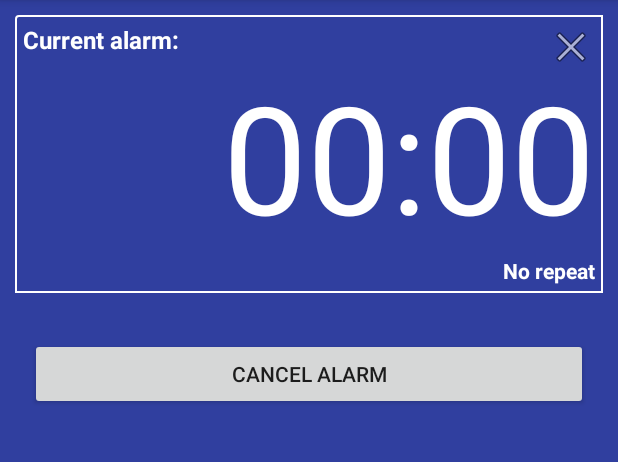
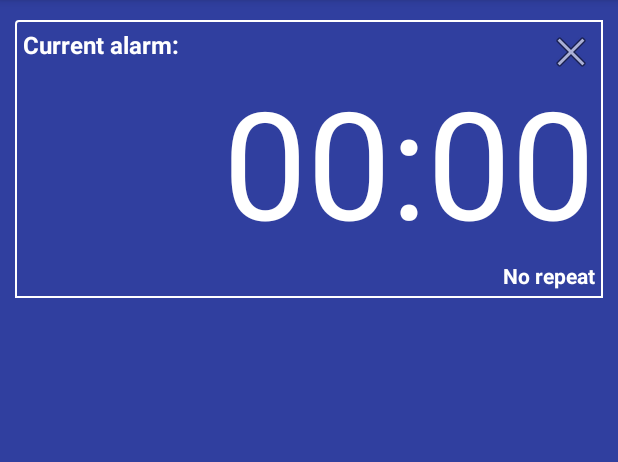
Before and after one commit to petardan/test2703, an Android app: the Alarm screen opened directly, with no data from a screen before it, after a tap on "SET ALARM", on a phone screen of 412 x 824 dp, the part 84-546 px from its top. Run offline under Robolectric (Android 15) with nearby library versions, the phone set to English and light mode, and no system bars; network calls fail; 2 other taps on this screen came first.

```diff
--- a/app/src/main/AndroidManifest.xml
+++ b/app/src/main/AndroidManifest.xml
@@ -34,7 +34,7 @@
 
         <receiver android:name=".AlarmReceiver" />
 
-        <activity android:name=".Alarm2" />
+        <activity android:name=".Alarm" />
         <activity android:name=".YouTube" />
     </application>
 
--- a/app/src/main/java/com/kanal77/kanal77/Alarm2.java
+++ b/app/src/main/java/com/kanal77/kanal77/Alarm.java
@@ -11,6 +11,7 @@ import android.support.v7.app.AppCompatActivity;
 import android.os.Bundle;
 import android.view.View;
 import android.widget.Button;
+import android.widget.ImageButton;
 import android.widget.RadioButton;
 import android.widget.RadioGroup;
 import android.widget.RelativeLayout;
@@ -18,12 +19,13 @@ import android.widget.TextView;
 
 import java.util.Calendar;
 
-public class Alarm2 extends AppCompatActivity {
+public class Alarm extends AppCompatActivity {
 
 
     Button setAlarm;
     Button cancelAlarm;
     FloatingActionButton addAlarm;
+    ImageButton xCancelAlarm;
 
     TextView alarmTime;
     TextView repeatIntervalInfo;
@@ -47,26 +49,27 @@ public class Alarm2 extends AppCompatActivity {
     @Override
     protected void onCreate(Bundle savedInstanceState) {
         super.onCreate(savedInstanceState);
-        setContentView(R.layout.activity_alarm2);
+        setContentView(R.layout.activity_alarm);
 
         setAlarm = (Button)findViewById(R.id.button_set_alarm);
         cancelAlarm = (Button)findViewById(R.id.button_stop_alarm);
         addAlarm = (FloatingActionButton) findViewById(R.id.alarm_fab);
+        xCancelAlarm = (ImageButton)findViewById(R.id.button_x_cancel);
         alarmTime = (TextView)findViewById(R.id.alarm_time);
         repeatIntervalInfo = (TextView)findViewById(R.id.repeat_interval_info);
         alarmIntervals = (RadioGroup)findViewById(R.id.radio_repeat_interval);
 
         currentAlarmLayout = (RelativeLayout)findViewById(R.id.current_alarm_layout);
 
-        mPrefs = PreferenceManager.getDefaultSharedPreferences(Alarm2.this);
+        mPrefs = PreferenceManager.getDefaultSharedPreferences(Alarm.this);
 
         alarmTime.setText(mPrefs.getString("ALARM_TIME", "00:00"));
         repeatIntervalInfo.setText(mPrefs.getString("ALARM_INTERVAL", "No repeat"));
         alarmStatus = mPrefs.getBoolean("ALARM_STATUS", false);
 
         alarmManager = (AlarmManager) getSystemService(ALARM_SERVICE);
-        Intent myIntent = new Intent(Alarm2.this, AlarmReceiver.class);
-        pendingIntent = PendingIntent.getBroadcast(Alarm2.this, 0, myIntent, 0);
+        Intent myIntent = new Intent(Alarm.this, AlarmReceiver.class);
+        pendingIntent = PendingIntent.getBroadcast(Alarm.this, 0, myIntent, 0);
 
         //Show enable/disable alarm button based on alarm status
         if(alarmStatus){
@@ -97,6 +100,7 @@ public class Alarm2 extends AppCompatActivity {
                 addAlarm.setVisibility(View.GONE);
                 setAlarm.setVisibility(View.VISIBLE);
                 cancelAlarm.setVisibility(View.VISIBLE);
+                xCancelAlarm.setVisibility(View.GONE);
             }
         });
 
@@ -130,6 +134,8 @@ public class Alarm2 extends AppCompatActivity {
         setAlarm.setOnClickListener(new View.OnClickListener() {
             public void onClick(View v) {
 
+                long alarmTimeInMillis = 0;
+
                 //Save alarm in shared prefs
                 SharedPreferences.Editor editorAlarm = mPrefs.edit();
                 editorAlarm.putString("ALARM_TIME", alarmTime.getText().toString());
@@ -143,31 +149,38 @@ public class Alarm2 extends AppCompatActivity {
 
 
                 //Setting calendar variable for the alarm
+                //If alarm time is in the past add 24 hours so that the alarm is not fired for past time
                 Calendar calendar = Calendar.getInstance();
+
                 calendar.set(Calendar.HOUR_OF_DAY, Integer.valueOf(alarmHour));
                 calendar.set(Calendar.MINUTE, Integer.valueOf(alarmMinute));
+
+                if(calendar.getTimeInMillis() <= System.currentTimeMillis())
+                    alarmTimeInMillis = calendar.getTimeInMillis() + (AlarmManager.INTERVAL_DAY+1);
+                else
+                    alarmTimeInMillis = calendar.getTimeInMillis();
 
                 alarmInterval = alarmIntervals.getCheckedRadioButtonId();
 
                 // Check which radio button was clicked
                 switch(alarmInterval) {
                     case R.id.interval_fifteen_minutes:
-                        alarmManager.setRepeating(AlarmManager.RTC_WAKEUP, calendar.getTimeInMillis(), AlarmManager.INTERVAL_FIFTEEN_MINUTES, pendingIntent);
+                        alarmManager.setRepeating(AlarmManager.RTC_WAKEUP, alarmTimeInMillis, AlarmManager.INTERVAL_FIFTEEN_MINUTES, pendingIntent);
                         break;
                     case R.id.interval_half_hour:
-                        alarmManager.setRepeating(AlarmManager.RTC_WAKEUP, calendar.getTimeInMillis(), AlarmManager.INTERVAL_HALF_HOUR, pendingIntent);
+                        alarmManager.setRepeating(AlarmManager.RTC_WAKEUP, alarmTimeInMillis, AlarmManager.INTERVAL_HALF_HOUR, pendingIntent);
                         break;
                     case R.id.interval_hour:
-                        alarmManager.setRepeating(AlarmManager.RTC_WAKEUP, calendar.getTimeInMillis(), AlarmManager.INTERVAL_HOUR, pendingIntent);
+                        alarmManager.setRepeating(AlarmManager.RTC_WAKEUP, alarmTimeInMillis, AlarmManager.INTERVAL_HOUR, pendingIntent);
                         break;
                     case R.id.interval_half_day:
-                        alarmManager.setRepeating(AlarmManager.RTC_WAKEUP, calendar.getTimeInMillis(), AlarmManager.INTERVAL_HALF_DAY, pendingIntent);
+                        alarmManager.setRepeating(AlarmManager.RTC_WAKEUP, alarmTimeInMillis, AlarmManager.INTERVAL_HALF_DAY, pendingIntent);
                         break;
                     case R.id.interval_day:
-                        alarmManager.setRepeating(AlarmManager.RTC_WAKEUP, calendar.getTimeInMillis(), AlarmManager.INTERVAL_DAY, pendingIntent);
+                        alarmManager.setRepeating(AlarmManager.RTC_WAKEUP, alarmTimeInMillis, AlarmManager.INTERVAL_DAY, pendingIntent);
                         break;
                     case R.id.interval_off:
-                        alarmManager.setExact(AlarmManager.RTC_WAKEUP, calendar.getTimeInMillis(), pendingIntent);
+                        alarmManager.setExact(AlarmManager.RTC_WAKEUP, alarmTimeInMillis, pendingIntent);
                         break;
                 }
 
@@ -180,7 +193,8 @@ public class Alarm2 extends AppCompatActivity {
                 alarmIntervals.setVisibility(View.GONE);
                 addAlarm.setVisibility(View.GONE);
                 setAlarm.setVisibility(View.GONE);
-                cancelAlarm.setVisibility(View.VISIBLE);
+                cancelAlarm.setVisibility(View.GONE);
+                xCancelAlarm.setVisibility(View.VISIBLE);
 
             }
         });
@@ -188,6 +202,24 @@ public class Alarm2 extends AppCompatActivity {
 
         //Cancel alarm
         cancelAlarm.setOnClickListener(new View.OnClickListener() {
+            @Override
+            public void onClick(View v) {
+                //Set alarm status to false
+                SharedPreferences.Editor editor = mPrefs.edit();
+                editor.putBoolean("ALARM_STATUS", false);
+                editor.apply();
+
+                cancelAlarm();
+
+                currentAlarmLayout.setVisibility(View.GONE);
+                alarmIntervals.setVisibility(View.GONE);
+                addAlarm.setVisibility(View.VISIBLE);
+                setAlarm.setVisibility(View.GONE);
+                cancelAlarm.setVisibility(View.GONE);
+            }
+        });
+
+        xCancelAlarm.setOnClickListener(new View.OnClickListener() {
             @Override
             public void onClick(View v) {
                 //Set alarm status to false
--- a/app/src/main/res/layout/activity_alarm.xml
+++ b/app/src/main/res/layout/activity_alarm.xml
@@ -1,5 +1,5 @@
 <?xml version="1.0" encoding="utf-8"?>
-<LinearLayout xmlns:android="http://schemas.android.com/apk/res/android"
+<RelativeLayout xmlns:android="http://schemas.android.com/apk/res/android"
     xmlns:app="http://schemas.android.com/apk/res-auto"
     xmlns:tools="http://schemas.android.com/tools"
     android:layout_width="match_parent"
@@ -11,10 +11,14 @@
         android:id="@+id/current_alarm_layout"
         android:layout_width="match_parent"
         android:layout_height="wrap_content"
-        android:layout_margin="10sp"
         android:background="@drawable/white_stroke_frame"
         android:orientation="vertical"
-        android:padding="5sp">
+        android:padding="5sp"
+        android:layout_marginLeft="10sp"
+        android:layout_marginRight="10sp"
+        android:layout_marginTop="13dp"
+        android:layout_alignParentTop="true"
+        android:layout_centerHorizontal="true">
 
         <TextView
             android:id="@+id/current_time"
@@ -49,7 +53,7 @@
             android:textStyle="bold" />
 
         <ImageButton
-            android:id="@+id/imageButton"
+            android:id="@+id/button_x_cancel"
             android:layout_width="wrap_content"
             android:layout_height="wrap_content"
             android:layout_alignParentEnd="true"
@@ -61,7 +65,9 @@
 
     <ScrollView
         android:layout_width="match_parent"
-        android:layout_height="wrap_content">
+        android:layout_height="wrap_content"
+        android:layout_below="@+id/current_alarm_layout"
+        android:layout_alignParentStart="true">
 
         <LinearLayout
             android:layout_width="match_parent"
@@ -79,7 +85,6 @@
                     android:layout_width="wrap_content"
                     android:layout_height="wrap_content"
                     android:buttonTint="#ffffff"
-                    android:checked="true"
                     android:text="@string/interval_fifteen_minutes"
                     android:textColor="#ffffff"
                     android:textStyle="bold" />
@@ -125,6 +130,7 @@
                     android:layout_width="wrap_content"
                     android:layout_height="wrap_content"
                     android:buttonTint="#ffffff"
+                    android:checked="true"
                     android:text="@string/interval_off"
                     android:textColor="#ffffff"
                     android:textStyle="bold" />
@@ -132,16 +138,24 @@
             </RadioGroup>
 
             <Button
-                android:id="@+id/button_start_alarm"
+                android:id="@+id/button_set_alarm"
                 android:layout_width="match_parent"
                 android:layout_height="wrap_content"
-                android:text="@string/button_start_alarm" />
+                android:text="@string/button_start_alarm"
+                android:textColor="#ffffff"
+                android:textStyle="bold"
+                android:textSize="20sp"
+                android:background="#00ffffff"/>
 
             <Button
                 android:id="@+id/button_stop_alarm"
                 android:layout_width="match_parent"
                 android:layout_height="wrap_content"
-                android:text="@string/button_stop_alarm" />
+                android:text="@string/button_stop_alarm"
+                android:textColor="#ffffff"
+                android:textStyle="bold"
+                android:textSize="20sp"
+                android:background="#00ffffff"/>
 
             <TextView
                 android:id="@+id/alarm_msg"
@@ -156,4 +170,17 @@
 
     </ScrollView>
 
-</LinearLayout>
+    <android.support.design.widget.FloatingActionButton
+        android:id="@+id/alarm_fab"
+        android:layout_width="match_parent"
+        android:layout_height="wrap_content"
+        android:layout_alignParentBottom="true"
+        android:layout_alignParentEnd="true"
+        android:layout_gravity="bottom|end"
+        android:layout_marginBottom="@dimen/fab_margin"
+        android:layout_marginLeft="@dimen/fab_margin"
+        android:layout_marginRight="@dimen/fab_margin"
+        android:layout_marginTop="48dp"
+        app:srcCompat="@drawable/alarm" />
+
+</RelativeLayout>
--- a/app/src/main/res/layout/activity_alarm2.xml
+++ /dev/null
@@ -1,174 +0,0 @@
-<?xml version="1.0" encoding="utf-8"?>
-<RelativeLayout xmlns:android="http://schemas.android.com/apk/res/android"
-    xmlns:app="http://schemas.android.com/apk/res-auto"
-    xmlns:tools="http://schemas.android.com/tools"
-    android:layout_width="match_parent"
-    android:layout_height="match_parent"
-    android:background="@color/colorAlarm"
-    android:orientation="vertical" >
-
-    <RelativeLayout
-        android:id="@+id/current_alarm_layout"
-        android:layout_width="match_parent"
-        android:layout_height="wrap_content"
-        android:layout_margin="10sp"
-        android:background="@drawable/white_stroke_frame"
-        android:orientation="vertical"
-        android:padding="5sp">
-
-        <TextView
-            android:id="@+id/current_time"
-            android:layout_width="wrap_content"
-            android:layout_height="wrap_content"
-            android:layout_alignParentStart="true"
-            android:layout_alignParentTop="true"
-            android:text="@string/current_alarm"
-            android:textColor="@android:color/white"
-            android:textSize="16sp"
-            android:textStyle="bold" />
-
-        <TextView
-            android:id="@+id/alarm_time"
-            android:layout_width="wrap_content"
-            android:layout_height="wrap_content"
-            android:layout_alignParentEnd="true"
-            android:layout_below="@+id/current_time"
-            android:layout_gravity="center"
-            android:text="00:00"
-            android:textColor="#ffffff"
-            android:textSize="100sp" />
-
-        <TextView
-            android:id="@+id/repeat_interval_info"
-            android:layout_width="wrap_content"
-            android:layout_height="wrap_content"
-            android:layout_alignParentEnd="true"
-            android:layout_below="@id/alarm_time"
-            android:text="@string/repeat_interval_info"
-            android:textColor="@android:color/white"
-            android:textStyle="bold" />
-
-        <ImageButton
-            android:id="@+id/imageButton"
-            android:layout_width="wrap_content"
-            android:layout_height="wrap_content"
-            android:layout_alignParentEnd="true"
-            android:layout_alignParentTop="true"
-            android:background="#00ffffff"
-            app:srcCompat="@android:drawable/ic_menu_close_clear_cancel" />
-
-    </RelativeLayout>
-
-    <ScrollView
-        android:layout_width="match_parent"
-        android:layout_height="wrap_content"
-        android:layout_below="@+id/current_alarm_layout"
-        android:layout_alignParentStart="true">
-
-        <LinearLayout
-            android:layout_width="match_parent"
-            android:layout_height="wrap_content"
-            android:orientation="vertical"
-            android:padding="20sp">
-
-            <RadioGroup
-                android:id="@+id/radio_repeat_interval"
-                android:layout_width="wrap_content"
-                android:layout_height="wrap_content">
-
-                <RadioButton
-                    android:id="@+id/interval_fifteen_minutes"
-                    android:layout_width="wrap_content"
-                    android:layout_height="wrap_content"
-                    android:buttonTint="#ffffff"
-                    android:text="@string/interval_fifteen_minutes"
-                    android:textColor="#ffffff"
-                    android:textStyle="bold" />
-
-                <RadioButton
-                    android:id="@+id/interval_half_hour"
-                    android:layout_width="wrap_content"
-                    android:layout_height="wrap_content"
-                    android:buttonTint="#ffffff"
-                    android:text="@string/interval_half_hour"
-                    android:textColor="#ffffff"
-                    android:textStyle="bold" />
-
-                <RadioButton
-                    android:id="@+id/interval_hour"
-                    android:layout_width="wrap_content"
-                    android:layout_height="wrap_content"
-                    android:buttonTint="#ffffff"
-                    android:text="@string/interval_hour"
-                    android:textColor="#ffffff"
-                    android:textStyle="bold" />
-
-                <RadioButton
-                    android:id="@+id/interval_half_day"
-                    android:layout_width="wrap_content"
-                    android:layout_height="wrap_content"
-                    android:buttonTint="#ffffff"
-                    android:text="@string/interval_half_day"
-                    android:textColor="#ffffff"
-                    android:textStyle="bold" />
-
-                <RadioButton
-                    android:id="@+id/interval_day"
-                    android:layout_width="wrap_content"
-                    android:layout_height="wrap_content"
-                    android:buttonTint="#ffffff"
-                    android:text="@string/interval_day"
-                    android:textColor="#ffffff"
-                    android:textStyle="bold" />
-
-                <RadioButton
-                    android:id="@+id/interval_off"
-                    android:layout_width="wrap_content"
-                    android:layout_height="wrap_content"
-                    android:buttonTint="#ffffff"
-                    android:checked="true"
-                    android:text="@string/interval_off"
-                    android:textColor="#ffffff"
-                    android:textStyle="bold" />
-
-            </RadioGroup>
-
-            <Button
-                android:id="@+id/button_set_alarm"
-                android:layout_width="match_parent"
-                android:layout_height="wrap_content"
-                android:text="@string/button_start_alarm" />
-
-            <Button
-                android:id="@+id/button_stop_alarm"
-                android:layout_width="match_parent"
-                android:layout_height="wrap_content"
-                android:text="@string/button_stop_alarm" />
-
-            <TextView
-                android:id="@+id/alarm_msg"
-                android:layout_width="match_parent"
-                android:layout_height="wrap_content"
-                android:layout_gravity="center"
-                android:textColor="#4CAF50"
-                android:textSize="50sp" />
-
-
-        </LinearLayout>
-
-    </ScrollView>
-
-    <android.support.design.widget.FloatingActionButton
-        android:id="@+id/alarm_fab"
-        android:layout_width="match_parent"
-        android:layout_height="wrap_content"
-        android:layout_alignParentBottom="true"
-        android:layout_alignParentEnd="true"
-        android:layout_gravity="bottom|end"
-        android:layout_marginBottom="@dimen/fab_margin"
-        android:layout_marginLeft="@dimen/fab_margin"
-        android:layout_marginRight="@dimen/fab_margin"
-        android:layout_marginTop="48dp"
-        app:srcCompat="@drawable/alarm" />
-
-</RelativeLayout>
--- a/app/src/main/res/layout/activity_wheater.xml
+++ b/app/src/main/res/layout/activity_wheater.xml
@@ -14,7 +14,7 @@
         android:layout_width="match_parent"
         android:layout_height="match_parent"
         android:layout_weight="1.5"
-        android:background="@color/colorWeather"
+        android:background="@color/colorPrimary"
         android:padding="20sp">
 
         <ImageView
--- a/app/src/main/res/values/strings.xml
+++ b/app/src/main/res/values/strings.xml
@@ -50,6 +50,7 @@
     <!--Weather Ctivity -->
     <string name="getting_weather_info">"Gathering weather info &#8230;"</string>
     <string name="getting_weather_info_error">"Weather informations are currently unavailable"</string>
+    <string name="reading_saved_weather_info_error">"Can't process weather informations"</string>
     <string name="title_activity_alarm2">Alarm2</string>
 
 
--- a/build.gradle
+++ b/build.gradle
@@ -5,7 +5,7 @@ buildscript {
         jcenter()
     }
     dependencies {
-        classpath 'com.android.tools.build:gradle:2.3.0'
+        classpath 'com.android.tools.build:gradle:2.3.1'
 
         // NOTE: Do not place your application dependencies here; they belong
         // in the individual module build.gradle files
```
Also changed, not shown: app/src/main/java/com/kanal77/kanal77/MainActivity.java (+15 -8 lines), app/src/main/java/com/kanal77/kanal77/Weather.java (+71 -32 lines), app/src/main/res/drawable/boarder.xml (+7 -6 lines), app/src/main/res/layout/activity_contact.xml (+16 -0 lines), app/src/main/res/layout/activity_main.xml (+23 -10 lines).
